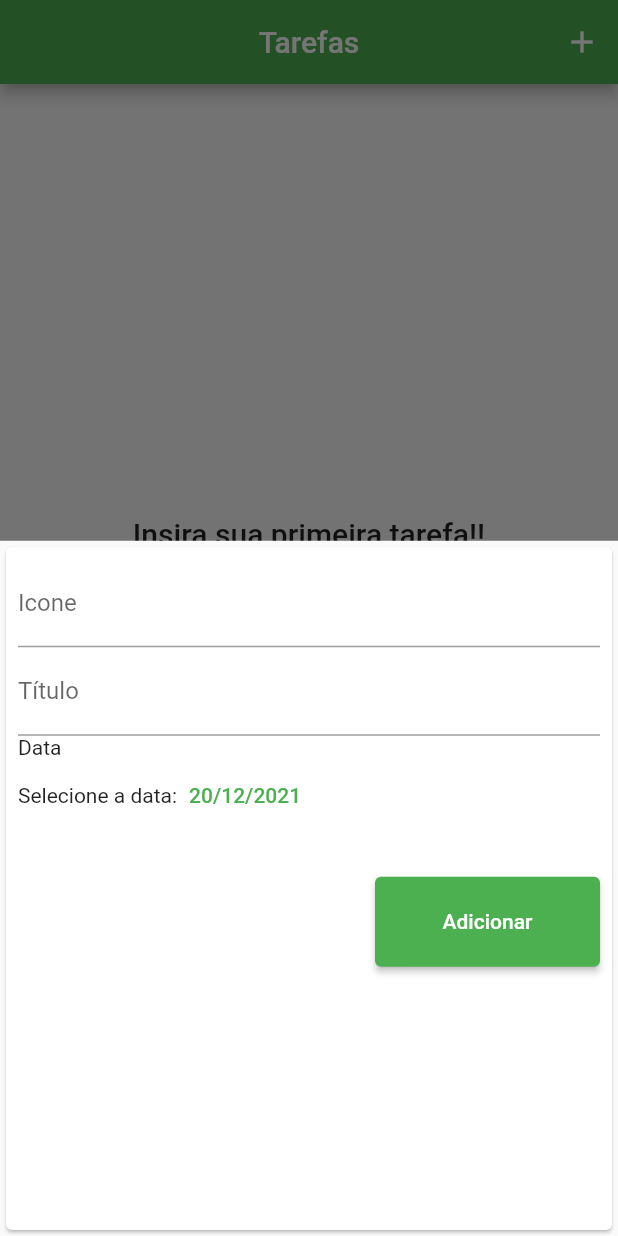
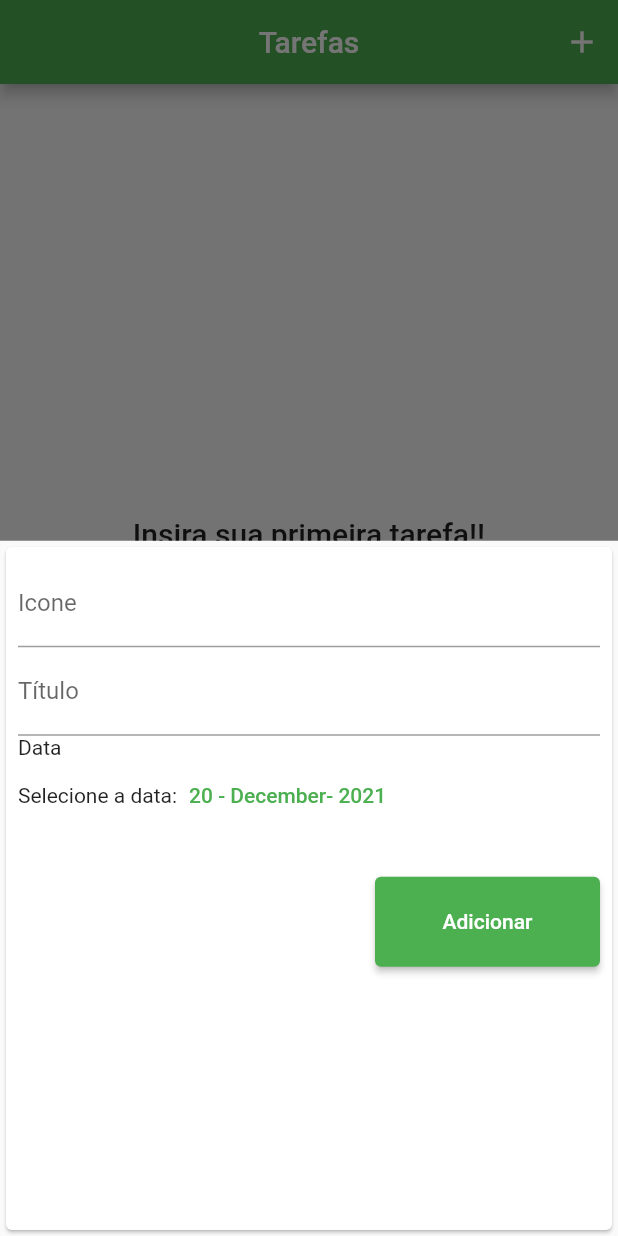
Before and after one commit to heloeng/Diario_De_Tarefas, a Flutter app: the screen it shows after launch, after a tap on the "add" icon, on a phone screen of 412 x 824 dp. Run offline on Flutter 3.47's test engine with Material 2 defaults, Android fonts, the phone set to English and light mode, and no system bars.

Commit message:
altera_icone

```diff
--- a/lib/components/transaction_form.dart
+++ b/lib/components/transaction_form.dart
@@ -62,12 +62,39 @@ class _TransactionFormState extends State<TransactionForm> {
         padding: const EdgeInsets.all(8.0),
         child: Column(
           children: [
+            Column(
+              children: [
                 TextField(
                   controller: _iconeController,
                   onSubmitted: (_) => _submitForm(),
                   decoration: InputDecoration(
                     labelText: 'Icone',
                   ),
+                ),
+                // Row(
+                //   children: [
+                //     ListView(
+                //       children: const <Widget>[
+                //         Card(
+                //           child: ListTile(
+                //             trailing: Icon(Icons.more_vert),
+                //           ),
+                //         ),
+                //           Card(
+                //           child: ListTile(
+                //             trailing: Icon(Icons.more_vert),
+                //           ),
+                //         ),
+                //           Card(
+                //           child: ListTile(
+                //             trailing: Icon(Icons.more_vert),
+                //           ),
+                //         ),
+                //       ],
+                //     ),
+                //   ],
+                // )
+              ],
             ),
             TextField(
               controller: _titleController,
@@ -86,7 +113,8 @@ class _TransactionFormState extends State<TransactionForm> {
                       child: Text(
                         _selectedDate == null
                             ? "Nenhuma data selecionada"
-                            : DateFormat('dd/MM/yyyy').format(_selectedDate),
+                            : DateFormat('dd - MMMM- yyyy')
+                                .format(_selectedDate),
                       ),
                       //chama a função de data
                       onPressed: _showDatePicker,
--- a/lib/components/transaction_list.dart
+++ b/lib/components/transaction_list.dart
@@ -57,7 +57,7 @@ class TransactionList extends StatelessWidget {
 
                     trailing: Text(
                       //foi inserido no pubspec essa dependência: ** intl: ^0.17.0 ** para usar o formato de data e hora
-                      DateFormat('dd MMM yyyy').format(tr.date),
+                      DateFormat('dd  MMM').format(tr.date),
 
                       style: TextStyle(
                         fontSize: 16,
--- a/pubspec.yaml
+++ b/pubspec.yaml
@@ -31,9 +31,12 @@ dependencies:
     sdk: flutter
 
 
+
   # The following adds the Cupertino Icons font to your application.
   # Use with the CupertinoIcons class for iOS style icons.
   cupertino_icons: ^1.0.2
+  # font_awesome_flutter: <latest_version>
+  font_awesome_flutter: '>= 4.7.0'
 
 dev_dependencies:
   flutter_test:
```
Lines whose indentation alone changed are shown as unchanged.
